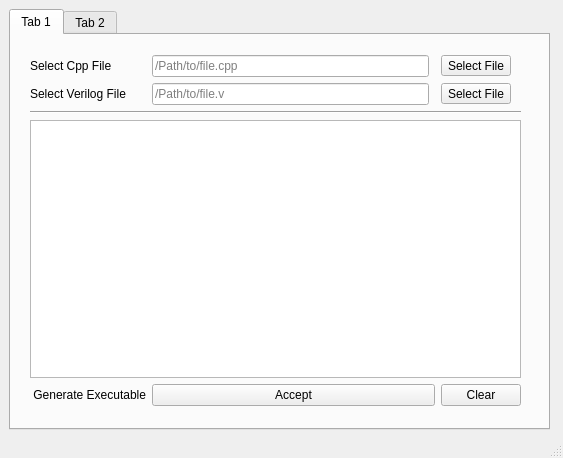
Old version of the form GUI.ui in the repository suchinton/FOSSEE_LPMS.
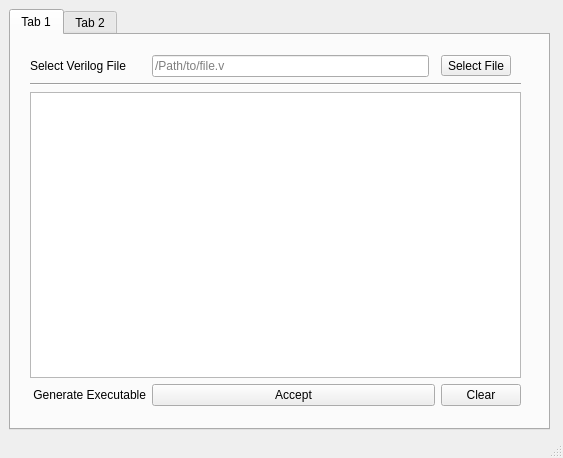
New version of the form.

What changed in the file:
```diff
--- a/GUI.ui
+++ b/GUI.ui
@@ -43,38 +43,28 @@
           </rect>
          </property>
          <layout class="QGridLayout" name="gridLayout_2">
-          <item row="1" column="1">
-           <widget class="QLineEdit" name="Path_Cpp">
+          <item row="2" column="0">
+           <widget class="QLabel" name="label_2">
             <property name="text">
-             <string/>
+             <string>Select Verilog File</string>
             </property>
-            <property name="placeholderText">
-             <string>/Path/to/file.cpp</string>
-            </property>
            </widget>
           </item>
-          <item row="1" column="0">
-           <widget class="QLabel" name="label">
-            <property name="text">
-             <string>Select Cpp File</string>
-            </property>
-           </widget>
-          </item>
-          <item row="6" column="1" colspan="2">
-           <widget class="QPushButton" name="Accept_B">
-            <property name="text">
-             <string>Accept</string>
-            </property>
-           </widget>
-          </item>
-          <item row="6" column="0">
+          <item row="5" column="0">
            <widget class="QLabel" name="label_3">
             <property name="text">
              <string> Generate Executable</string>
             </property>
            </widget>
           </item>
-          <item row="3" column="1">
+          <item row="2" column="3">
+           <widget class="QToolButton" name="FilePicker_V">
+            <property name="text">
+             <string>Select File</string>
+            </property>
+           </widget>
+          </item>
+          <item row="2" column="1">
            <widget class="QLineEdit" name="Path_V">
             <property name="text">
              <string/>
@@ -84,14 +74,14 @@
             </property>
            </widget>
           </item>
-          <item row="3" column="0">
-           <widget class="QLabel" name="label_2">
-            <property name="text">
-             <string>Select Verilog File</string>
+          <item row="3" column="0" colspan="4">
+           <widget class="Line" name="line">
+            <property name="orientation">
+             <enum>Qt::Horizontal</enum>
             </property>
            </widget>
           </item>
-          <item row="5" column="0" colspan="4">
+          <item row="4" column="0" colspan="4">
            <widget class="QPlainTextEdit" name="Output">
             <property name="enabled">
              <bool>true</bool>
@@ -101,31 +91,17 @@
             </property>
            </widget>
           </item>
-          <item row="1" column="3">
-           <widget class="QToolButton" name="FilePicker_Cpp">
-            <property name="text">
-             <string>Select File</string>
-            </property>
-           </widget>
-          </item>
-          <item row="3" column="3">
-           <widget class="QToolButton" name="FilePicker_V">
-            <property name="text">
-             <string>Select File</string>
-            </property>
-           </widget>
-          </item>
-          <item row="6" column="3">
+          <item row="5" column="3">
            <widget class="QPushButton" name="Clear_B">
             <property name="text">
              <string>Clear</string>
             </property>
            </widget>
           </item>
-          <item row="4" column="0" colspan="4">
-           <widget class="Line" name="line">
-            <property name="orientation">
-             <enum>Qt::Horizontal</enum>
+          <item row="5" column="1" colspan="2">
+           <widget class="QPushButton" name="Accept_B">
+            <property name="text">
+             <string>Accept</string>
             </property>
            </widget>
           </item>
```
